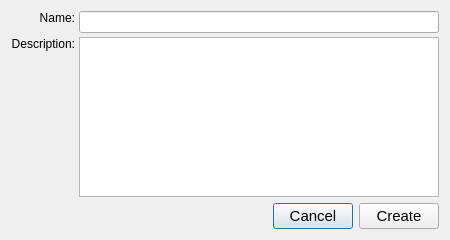
Old version of the form ccs/script/CreateNewScriptDialog.ui in the repository bisegni/chaosframework.
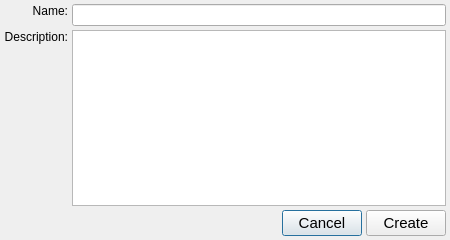
New version of the form.

Commit message: removed main windoe ui and fix all root layout margins for all widget

Patch:
```diff
--- a/ccs/script/CreateNewScriptDialog.ui
+++ b/ccs/script/CreateNewScriptDialog.ui
@@ -20,6 +20,21 @@
    <string>Dialog</string>
   </property>
   <layout class="QVBoxLayout" name="verticalLayout">
+   <property name="spacing">
+    <number>4</number>
+   </property>
+   <property name="leftMargin">
+    <number>4</number>
+   </property>
+   <property name="topMargin">
+    <number>4</number>
+   </property>
+   <property name="rightMargin">
+    <number>4</number>
+   </property>
+   <property name="bottomMargin">
+    <number>4</number>
+   </property>
    <item>
     <layout class="QGridLayout" name="gridLayout">
      <property name="spacing">
```
The commit also changes 6 other files.
